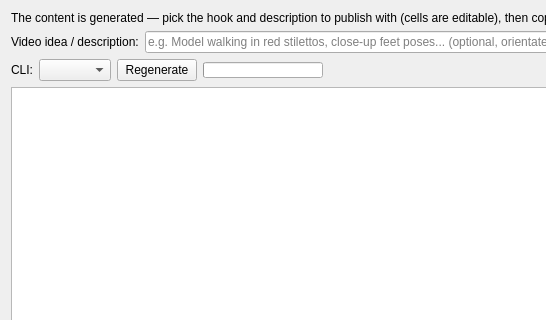
Above: gui/DialogHooks.ui from icingerpower/QuantumSocial before the change; both pictures show x 0 to 546 and y 0 to 320 of the 920 by 560 pixel window. Below: the same form after it.
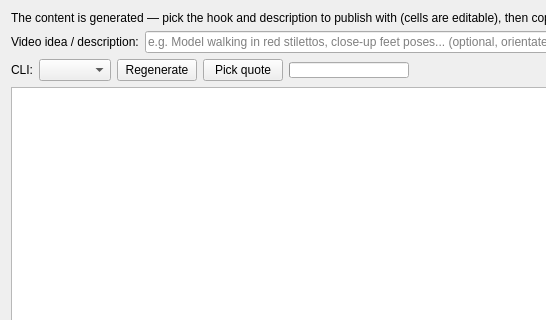
That is the form after the change.

Commit message:
Add quote picker to hooks dialog and make project source images optional
- Make source image optional in DialogNewProject to allow prompt-only projects.
- Add "Pick quote" button and DialogPickQuote to choose from favorite hooks.
- Automatically append hashtags from the first hook row or settings to picked quotes.

```diff
--- a/gui/DialogHooks.ui
+++ b/gui/DialogHooks.ui
@@ -84,6 +84,16 @@
        </property>
       </widget>
      </item>
+     <item>
+      <widget class="QPushButton" name="buttonPickQuote">
+       <property name="text">
+        <string>Pick quote</string>
+       </property>
+       <property name="toolTip">
+        <string>Pick a hook from settings and add it as a new line with the first line's hashtags.</string>
+       </property>
+      </widget>
+     </item>
      <item>
       <widget class="QProgressBar" name="progressBar">
        <property name="maximumSize">
```
The commit also changes 4 other files.
